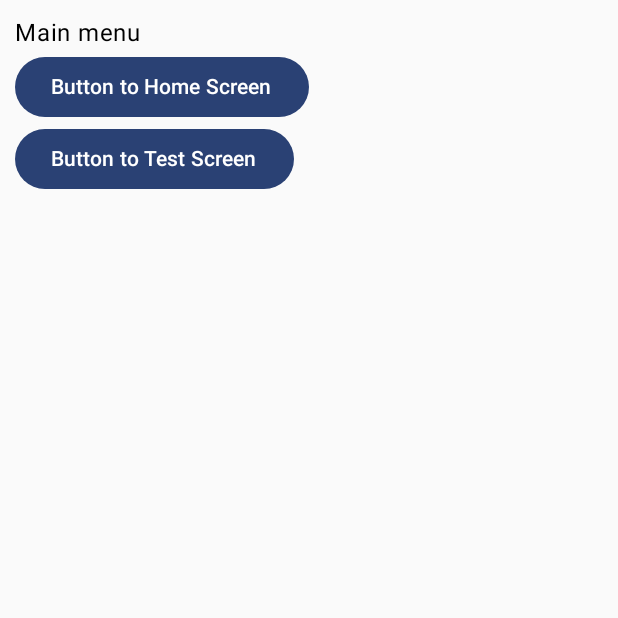
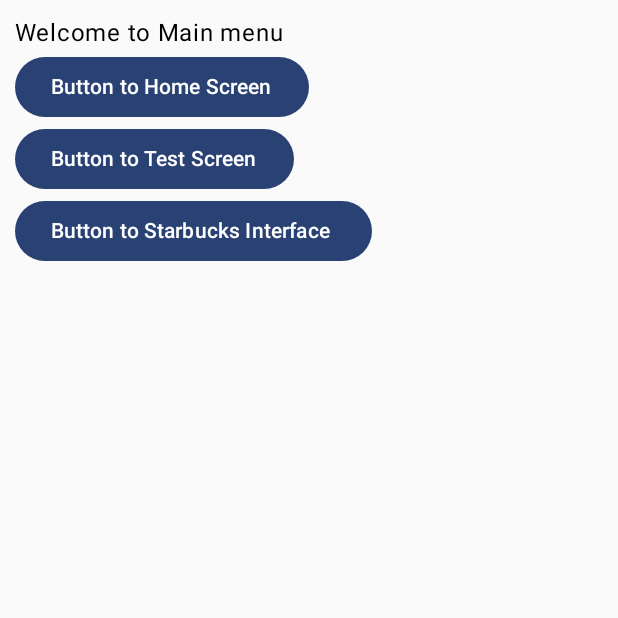
Before and after one commit to 04-velasco-mariana/WorkClass, an Android app built with Jetpack Compose: the screen it shows after launch (MainActivity), on a phone screen of 412 x 824 dp, the top half of it. Run offline under Robolectric (Android 15) with nearby library versions, the phone set to English and light mode, and no system bars.

Commit message:
Commit for starbucks interface screen

```diff
--- a/app/src/main/java/com/example/workclass/MainActivity.kt
+++ b/app/src/main/java/com/example/workclass/MainActivity.kt
@@ -41,6 +41,7 @@
 import androidx.navigation.compose.composable
 import androidx.navigation.compose.rememberNavController
 import com.example.workclass.ui.screens.HomeScreen
+import com.example.workclass.ui.screens.Interface
 import com.example.workclass.ui.screens.MainMenuScreen
 import com.example.workclass.ui.screens.TestScreen
 import com.example.workclass.ui.theme.WorkClassTheme
@@ -197,6 +198,9 @@
         composable("main_menu"){ MainMenuScreen(navController)}
         composable("home_screen"){ HomeScreen(navController)}
         composable("test_screen"){ TestScreen(navController) }
+        composable("interface"){ Interface (navController) }
+
+
 
     }
 
--- a/app/src/main/java/com/example/workclass/ui/screens/MainMenuScreen.kt
+++ b/app/src/main/java/com/example/workclass/ui/screens/MainMenuScreen.kt
@@ -42,7 +42,7 @@
             .fillMaxSize()
 
     ){
-        Text("Main menu")
+        Text("Welcome to Main menu")
         Button(
             onClick = { navController.navigate("home_screen")}
         ) {
@@ -55,6 +55,14 @@
             Text("Button to Test Screen")
         }
 
+        Button(
+            onClick = { navController.navigate("interface")}
+        ) {
+            Text("Button to Starbucks Interface ")
+        }
+        //
+
+
 
 
     }
```
Also changed, not shown: app/src/main/java/com/example/workclass/ui/screens/Interface.kt (added, +25 -0 lines).
